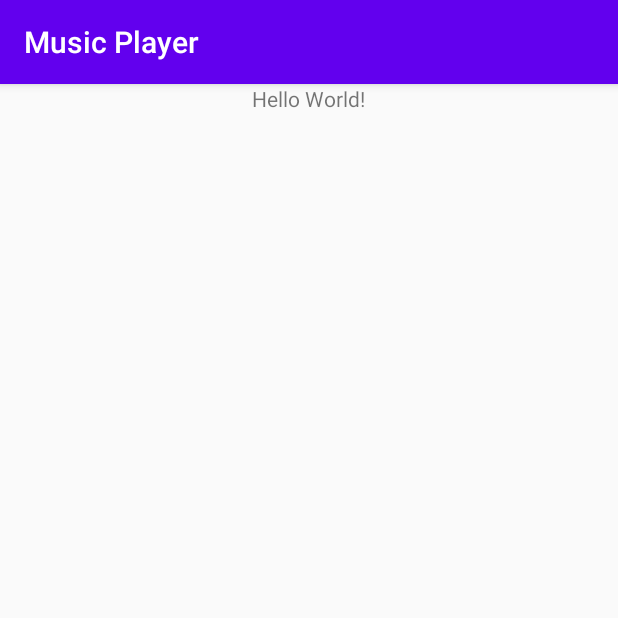
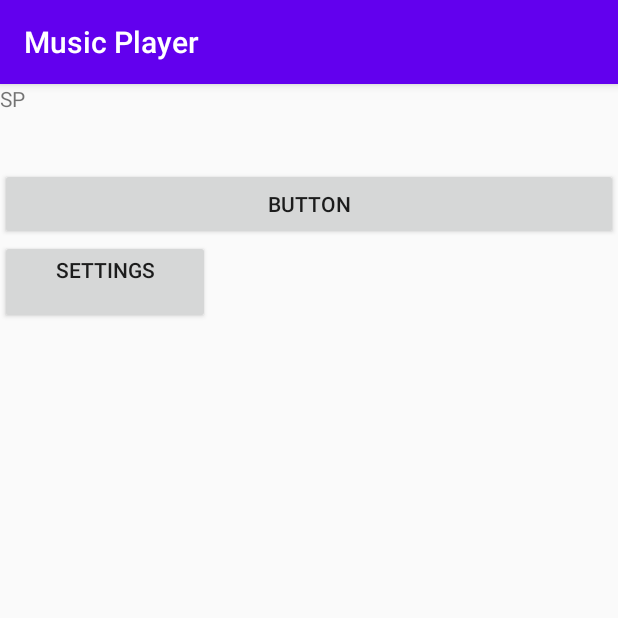
Before and after one commit to Birugov/SummerPlayer, an Android app: the screen it shows after launch (MainActivity before the commit, activity_main after it), on a phone screen of 412 x 824 dp, the top half of it. Run offline under Robolectric (Android 15) with nearby library versions, the phone set to English and light mode, and no system bars.

Commit message:
for Leha

```diff
--- a/app/build.gradle
+++ b/app/build.gradle
@@ -28,6 +28,7 @@ dependencies {
 
     implementation 'androidx.appcompat:appcompat:1.1.0'
     implementation 'androidx.constraintlayout:constraintlayout:1.1.3'
+    implementation 'androidx.recyclerview:recyclerview:1.1.0'
     testImplementation 'junit:junit:4.12'
     androidTestImplementation 'androidx.test.ext:junit:1.1.1'
     androidTestImplementation 'androidx.test.espresso:espresso-core:3.2.0'
--- a/app/src/main/AndroidManifest.xml
+++ b/app/src/main/AndroidManifest.xml
@@ -14,7 +14,7 @@
         <activity android:name=".acticity_setting"></activity>
         <activity android:name=".activity_play" />
         <activity
-            android:name=".MainActivity"
+            android:name=".activity_main"
             android:screenOrientation="portrait">
             <intent-filter>
                 <action android:name="android.intent.action.MAIN" />
--- a/app/src/main/java/com/example/testsummer/MainActivity.java
+++ /dev/null
@@ -1,35 +0,0 @@
-package com.example.testsummer;
-
-import androidx.appcompat.app.AppCompatActivity;
-
-import android.Manifest;
-import android.annotation.SuppressLint;
-import android.content.pm.PackageManager;
-import android.os.Bundle;
-
-public class MainActivity extends AppCompatActivity {
-
-    @Override
-    protected void onCreate(Bundle savedInstanceState) {
-        super.onCreate(savedInstanceState);
-        setContentView(R.layout.activity_main);
-    }
-
-    private static final String[] PERMISSION = {
-        Manifest.permission.READ_EXTERNAL_STORAGE
-    };
-
-    private static final int REQUEST_PERMISSIONS = 12345;
-
-    private static final int PERMISSION_COUNT = 1;
-
-    @SuppressLint("NewAPI")
-    private boolean arePermissionsDenied(){
-        for (int i = 0; i < PERMISSION_COUNT; i++){
-            if (checkSelfPermission(PERMISSION[i]) != PackageManager.PERMISSION_GRANTED) {
-                return true;
-            }
-        }
-        return false;
-    }
-}
--- /dev/null
+++ b/app/src/main/java/com/example/testsummer/activity_main.java
@@ -0,0 +1,56 @@
+package com.example.testsummer;
+
+import androidx.appcompat.app.AppCompatActivity;
+import androidx.viewpager.widget.ViewPager;
+
+import android.Manifest;
+import android.annotation.SuppressLint;
+import android.content.pm.PackageManager;
+import android.os.Bundle;
+import android.service.autofill.OnClickAction;
+import android.view.View;
+import android.widget.Button;
+import android.widget.ListView;
+
+import com.example.testsummer.adapters.SongAdapter;
+
+import java.util.ArrayList;
+
+public class activity_main extends AppCompatActivity {
+    private Button toPlay;
+    private ViewPager viewPager;
+    private ListView songs;
+
+    @Override
+    protected void onCreate(Bundle savedInstanceState) {
+        super.onCreate(savedInstanceState);
+        setContentView(R.layout.activity_main);
+        toPlay = findViewById(R.id.toPlay);
+        toPlay.setOnClickListener(new View.OnClickListener() {
+            @Override
+            public void onClick(View v) {
+                setContentView(R.layout.activity_play);
+            }
+        });
+        songs = findViewById(R.id.list_playlist);
+    }
+
+
+    private static final String[] PERMISSION = {
+        Manifest.permission.READ_EXTERNAL_STORAGE
+    };
+
+    private static final int REQUEST_PERMISSIONS = 12345;
+
+    private static final int PERMISSION_COUNT = 1;
+
+    @SuppressLint("NewAPI")
+    private boolean arePermissionsDenied(){
+        for (int i = 0; i < PERMISSION_COUNT; i++){
+            if (checkSelfPermission(PERMISSION[i]) != PackageManager.PERMISSION_GRANTED) {
+                return true;
+            }
+        }
+        return false;
+    }
+}
--- a/app/src/main/res/layout/activity_main.xml
+++ b/app/src/main/res/layout/activity_main.xml
@@ -4,17 +4,33 @@
     xmlns:tools="http://schemas.android.com/tools"
     android:layout_width="match_parent"
     android:layout_height="match_parent"
-    tools:context=".MainActivity"
-    android:gravity="center_horizontal">
+    android:gravity="clip_horizontal"
+    android:orientation="vertical"
+    tools:context=".activity_main" >
 
     <TextView
-        android:id="@+id/listView"
-        android:layout_width="wrap_content"
+        android:id="@+id/Project_Name"
+        android:layout_width="104dp"
+        android:layout_height="56dp"
+        android:text="SP" />
+
+    <Button
+        android:id="@+id/toPlay"
+        android:layout_width="match_parent"
         android:layout_height="wrap_content"
-        android:text="Hello World!"
-        app:layout_constraintBottom_toBottomOf="parent"
-        app:layout_constraintLeft_toLeftOf="parent"
-        app:layout_constraintRight_toRightOf="parent"
-        app:layout_constraintTop_toTopOf="parent" />
+        android:text="Button" />
 
+    <Button
+        android:id="@+id/settings"
+        android:layout_width="140dp"
+        android:layout_height="56dp"
+        android:gravity="center_horizontal"
+        android:text="settings" />
+
+    <ListView
+        android:id="@+id/list_playlist"
+        android:layout_width="match_parent"
+        android:layout_height="match_parent"
+        android:dividerHeight="1dp"
+        android:longClickable="true" />
 </LinearLayout>
--- a/app/src/main/res/values/strings.xml
+++ b/app/src/main/res/values/strings.xml
@@ -1,3 +1,3 @@
 <resources>
-    <string name="app_name">TestSummer</string>
+    <string name="app_name">Summer Player</string>
 </resources>
```
Also changed, not shown: app/src/main/java/com/example/testsummer/adapters/SongAdapter.java (added, +21 -0 lines), app/src/main/java/com/example/testsummer/models/SongList.java (added, +34 -0 lines), 3 other files.
